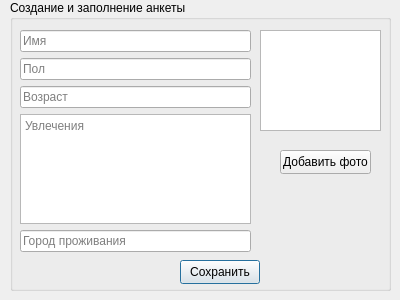
Old version of the form second.ui in the repository YupiSoftwarePunk/Flirt-Finder.
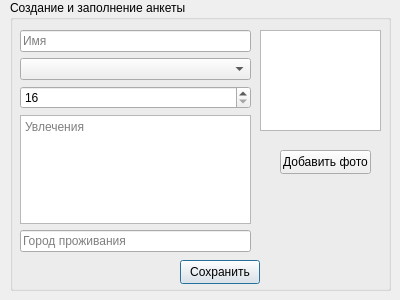
New version of the form.

Commit message: Fixed output in second window, but it needs to be fixed enter in name and city with letters

```diff
--- a/second.ui
+++ b/second.ui
@@ -61,7 +61,7 @@
      </rect>
     </property>
    </widget>
-   <widget class="QWidget" name="">
+   <widget class="QWidget" name="layoutWidget">
     <property name="geometry">
      <rect>
       <x>10</x>
@@ -82,19 +82,26 @@
       </widget>
      </item>
      <item>
-      <widget class="QLineEdit" name="lineEdit_5">
+      <widget class="QComboBox" name="comboBox">
        <property name="placeholderText">
         <string>Пол</string>
        </property>
+       <item>
+        <property name="text">
+         <string>Мужской</string>
+        </property>
+       </item>
+       <item>
+        <property name="text">
+         <string>Женский</string>
+        </property>
+       </item>
       </widget>
      </item>
      <item>
-      <widget class="QLineEdit" name="lineEdit_2">
-       <property name="text">
-        <string/>
-       </property>
-       <property name="placeholderText">
-        <string>Возраст</string>
+      <widget class="QSpinBox" name="spinBox">
+       <property name="minimum">
+        <number>16</number>
        </property>
       </widget>
      </item>
```
The commit also changes 32 other files.
